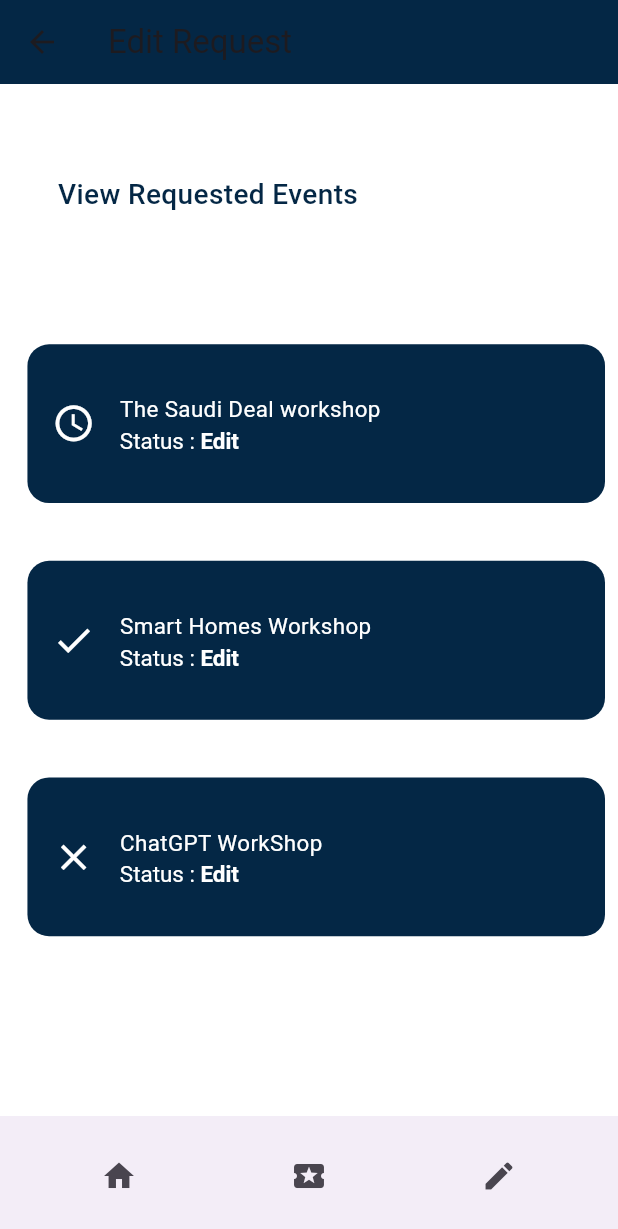
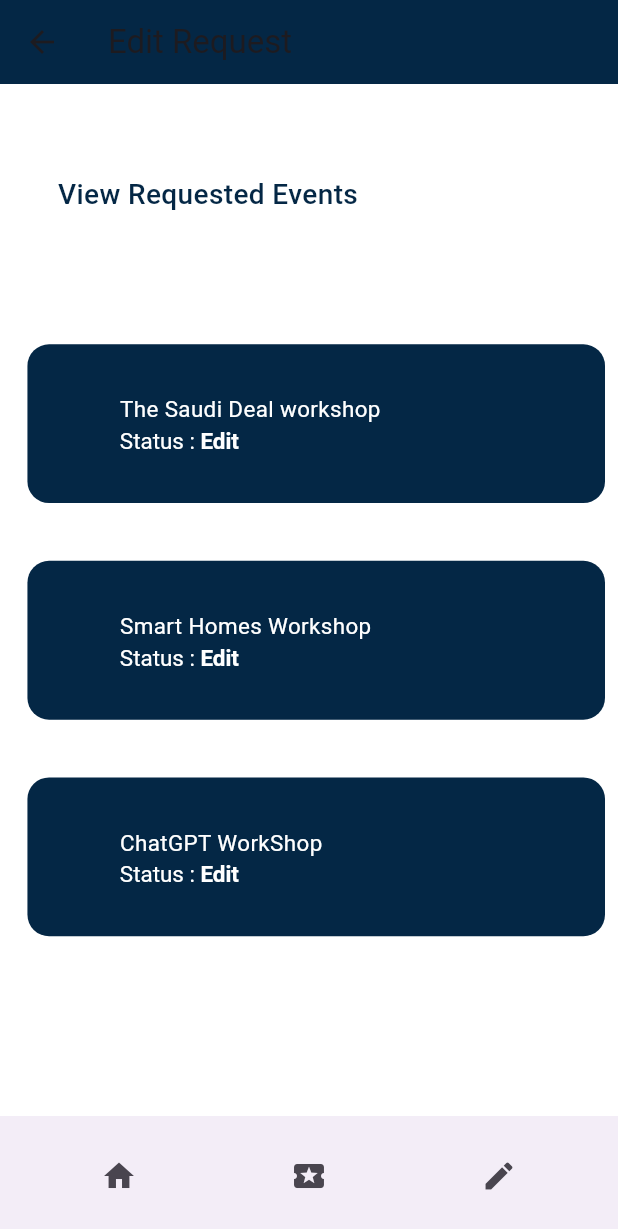
Before and after one commit to Lameesalthubaiti2001/seniorproject, a Flutter app: the EditPageClubSide screen opened by its route, on a phone screen of 412 x 824 dp. Shown: the top 1229 px of the screen. Run offline on Flutter 3.47's test engine with Material 3 defaults, Android fonts, the phone set to English and light mode, and no system bars; our stand-ins replace google_fonts, table_calendar.

Commit message:
Lamees's 1 march updates Main

```diff
--- a/lib/designs/club-side-editpage.dart
+++ b/lib/designs/club-side-editpage.dart
@@ -145,11 +145,6 @@ class _EditPageClubSideState extends State<EditPageClubSide> {
               margin: EdgeInsets.all(12 * fem),
               width: 40 * fem,
               height: 40 * fem,
-              child: Icon(
-                iconData,
-                size: 30 * fem,
-                color: Color(0xffffffff),
-              ),
             ),
             Container(
               width: 300 * fem,
```
Also changed, not shown: lib/designs/club-side-posters.dart (line endings or trailing spaces), pubspec.lock, 1 other file.
